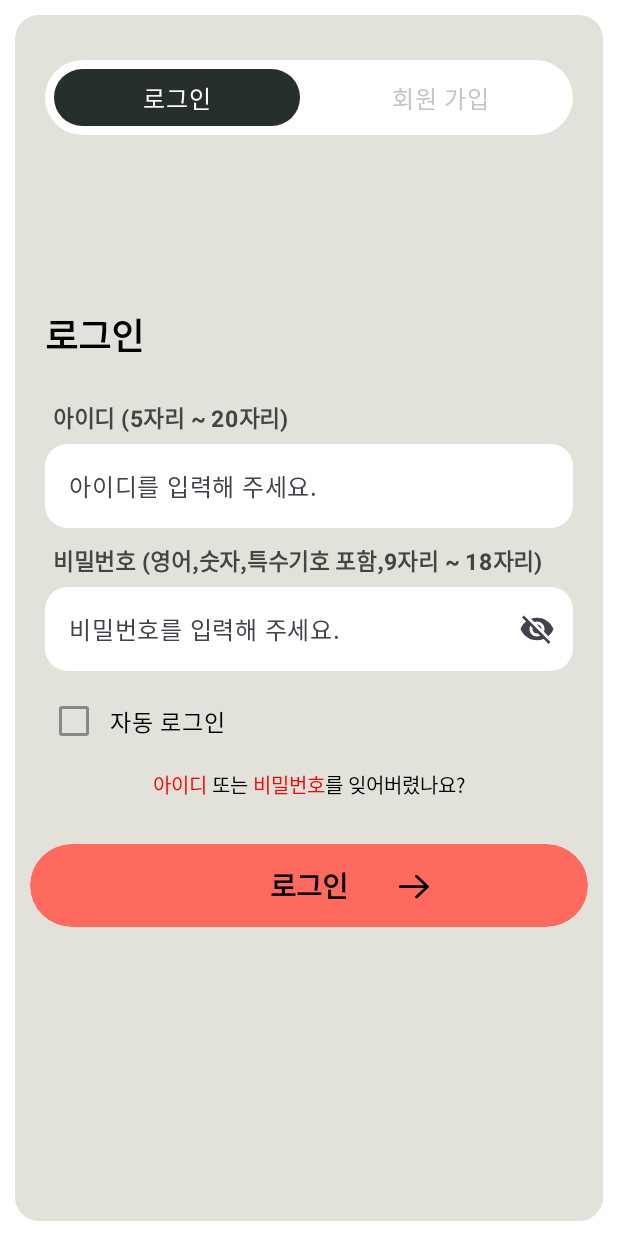
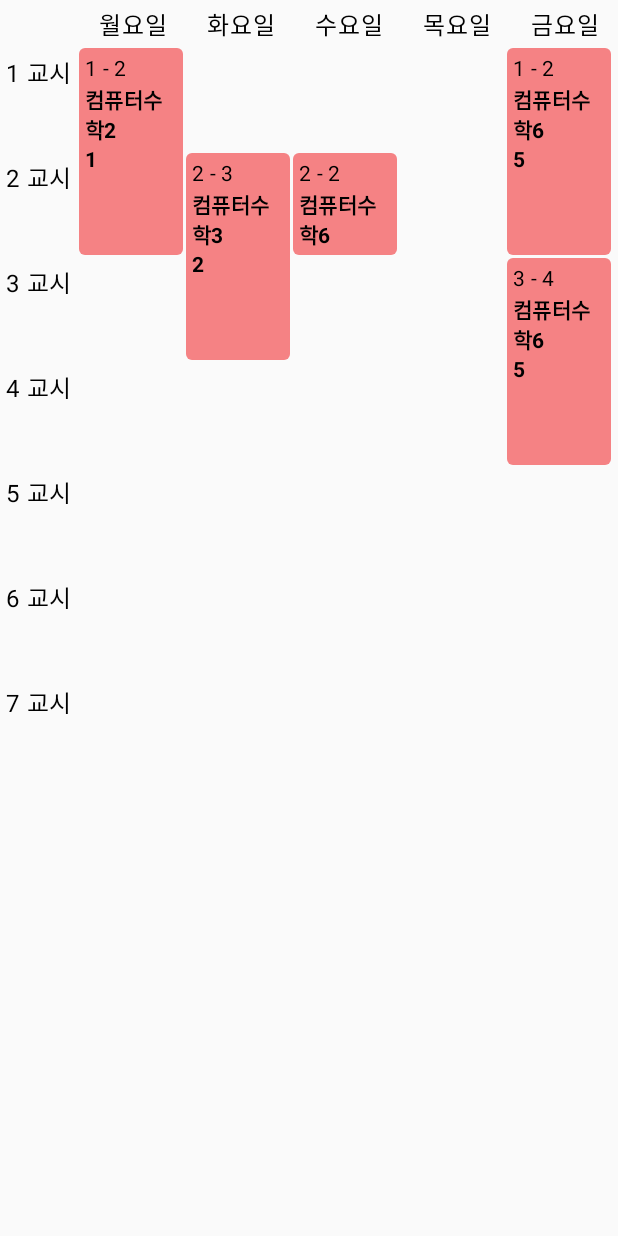
Before and after one commit to applepepsi/NextClass, an Android app built with Jetpack Compose: the screen it shows after launch (MainActivity), on a phone screen of 412 x 824 dp. Run offline under Robolectric (Android 15) with nearby library versions, the phone set to English and light mode, and no system bars; our stand-ins replace Dagger/Hilt's generated code.

Commit message:
시간표 임시 구현

```diff
--- /dev/null
+++ b/app/src/main/java/com/example/nextclass/Data/ClassData.kt
@@ -0,0 +1,15 @@
+package com.example.nextclass.Data
+
+import androidx.compose.ui.graphics.Color
+import java.time.LocalDateTime
+import java.time.LocalTime
+
+data class ClassData(
+    val className: String,
+    val teacherName:String,
+    val dayOfWeek:Int,
+    val startClassTime: Int,
+    val endClassTime: Int,
+    val credit:Int,
+    val color: Color = Color.Gray,
+)
--- /dev/null
+++ b/app/src/main/java/com/example/nextclass/Data/DayOfWeek.kt
@@ -0,0 +1,9 @@
+package com.example.nextclass.Data
+
+data class DayOfWeek(
+    val monday: String = "월",
+    val tuesday: String = "화",
+    val wednesday: String = "수",
+    val thursday: String = "목",
+    val friday: String = "금"
+)
--- a/app/src/main/java/com/example/nextclass/MainActivity.kt
+++ b/app/src/main/java/com/example/nextclass/MainActivity.kt
@@ -1,9 +1,11 @@
 package com.example.nextclass
 
+import android.os.Build
 import android.os.Bundle
 import android.util.Log
 import androidx.activity.ComponentActivity
 import androidx.activity.compose.setContent
+import androidx.annotation.RequiresApi
 import androidx.compose.foundation.layout.Arrangement
 import androidx.compose.foundation.layout.Column
 import androidx.compose.foundation.layout.Row
@@ -11,13 +13,18 @@ import androidx.compose.foundation.layout.Spacer
 import androidx.compose.foundation.layout.fillMaxSize
 import androidx.compose.foundation.layout.height
 import androidx.compose.foundation.layout.padding
+import androidx.compose.foundation.verticalScroll
 import androidx.compose.material3.Button
+import androidx.compose.material3.MaterialTheme
 import androidx.compose.material3.OutlinedTextField
 import androidx.compose.material3.Text
 import androidx.compose.material3.TextButton
 import androidx.compose.runtime.Composable
 import androidx.compose.ui.Alignment
 import androidx.compose.ui.Modifier
+import androidx.compose.ui.draw.drawBehind
+import androidx.compose.ui.geometry.Offset
+import androidx.compose.ui.graphics.Color
 import androidx.compose.ui.text.font.FontWeight
 
 import androidx.compose.ui.tooling.preview.Preview
@@ -27,18 +34,23 @@ import com.example.nextclass.ui.theme.NextClassTheme
 import com.example.nextclass.viewmodel.LoginViewModel
 import dagger.hilt.android.AndroidEntryPoint
 import androidx.compose.ui.text.input.PasswordVisualTransformation
+import com.example.nextclass.Data.ClassData
+import com.example.nextclass.appComponent.Schedule
 import com.example.nextclass.appComponent.TopNav
+import com.example.nextclass.appComponent.sampleEvents
+
 
 @AndroidEntryPoint
 class MainActivity : ComponentActivity() {
+    @RequiresApi(Build.VERSION_CODES.O)
     override fun onCreate(savedInstanceState: Bundle?) {
         super.onCreate(savedInstanceState)
 
 
         setContent {
             NextClassTheme {
-
-                Greeting()
+                Schedule(sampleEvents)
+//                Greeting()
 
             }
         }
--- /dev/null
+++ b/app/src/main/java/com/example/nextclass/appComponent/BasicEvent.kt
@@ -0,0 +1,305 @@
+package com.example.nextclass.appComponent
+
+import android.os.Build
+import androidx.annotation.RequiresApi
+import androidx.compose.foundation.background
+import androidx.compose.foundation.layout.Box
+import androidx.compose.foundation.layout.Column
+
+import androidx.compose.foundation.layout.Row
+import androidx.compose.foundation.layout.fillMaxHeight
+import androidx.compose.foundation.layout.fillMaxSize
+import androidx.compose.foundation.layout.fillMaxWidth
+import androidx.compose.foundation.layout.height
+import androidx.compose.foundation.layout.padding
+
+import androidx.compose.foundation.shape.RoundedCornerShape
+import androidx.compose.material3.MaterialTheme
+import androidx.compose.material3.Text
+import androidx.compose.runtime.Composable
+import androidx.compose.runtime.getValue
+import androidx.compose.runtime.mutableIntStateOf
+import androidx.compose.runtime.remember
+import androidx.compose.runtime.setValue
+import androidx.compose.ui.Modifier
+
+import androidx.compose.ui.graphics.Color
+import androidx.compose.ui.layout.Layout
+import androidx.compose.ui.layout.layoutId
+import androidx.compose.ui.layout.onGloballyPositioned
+import androidx.compose.ui.platform.LocalDensity
+import androidx.compose.ui.text.font.FontWeight
+import androidx.compose.ui.text.style.TextAlign
+import androidx.compose.ui.tooling.preview.Preview
+import androidx.compose.ui.tooling.preview.PreviewParameter
+import androidx.compose.ui.tooling.preview.PreviewParameterProvider
+import androidx.compose.ui.unit.Dp
+import androidx.compose.ui.unit.dp
+import com.example.nextclass.Data.ClassData
+
+import kotlin.math.roundToInt
+
+@Composable
+fun BasicEvent(
+    classData: ClassData,
+    modifier: Modifier = Modifier,
+) {
+    Column(
+        modifier = modifier
+            .fillMaxSize()
+            .padding(end = 2.dp, bottom = 2.dp)
+            .background(classData.color, shape = RoundedCornerShape(4.dp))
+            .padding(4.dp)
+    ) {
+        Text(
+            text = "${classData.startClassTime} - ${classData.endClassTime}",
+            style = MaterialTheme.typography.bodyMedium,
+        )
+
+        Text(
+            text = classData.className,
+            style = MaterialTheme.typography.bodyMedium,
+            fontWeight = FontWeight.Bold,
+        )
+        Text(
+            text = classData.dayOfWeek.toString(),
+            style = MaterialTheme.typography.bodyMedium,
+            fontWeight = FontWeight.Bold,
+        )
+    }
+}
+
+val sampleEvents = listOf(
+    ClassData(
+        "컴퓨터수학2",
+        "정보관 201호",
+        1,
+        1,
+        2,
+        3,
+        Color(0xFFF58284)
+    ),
+
+    ClassData(
+        "컴퓨터수학3",
+        "정보관 201호",
+        2,
+        2,
+        3,
+        3,
+        Color(0xFFF58284)
+    ),
+    ClassData(
+        "컴퓨터수학6",
+    "정보관 201호",
+    5,
+    3,
+    4,
+    3,
+        Color(0xFFF58284)
+    ),
+    ClassData(
+        "컴퓨터수학6",
+        "정보관 201호",
+        5,
+        1,
+        2,
+        3,
+        Color(0xFFF58284)
+    ),
+    ClassData(
+        "컴퓨터수학6",
+        "정보관 201호",
+        3,
+        2,
+        2,
+        3,
+        Color(0xFFF58284)
+    )
+)
+
+class EventsProvider : PreviewParameterProvider<ClassData> {
+    override val values = sampleEvents.asSequence()
+}
+
+@RequiresApi(Build.VERSION_CODES.O)
+@Preview(showSystemUi = true)
+@Composable
+fun EventPreview(
+    @PreviewParameter(EventsProvider::class) classData : ClassData,) {
+
+
+    MaterialTheme {
+        Schedule(sampleEvents)
+    }
+}
+
+@Composable
+fun Schedule(
+    classDatas: List<ClassData>,
+    modifier: Modifier = Modifier,
+    eventContent: @Composable (classData: ClassData) -> Unit = { BasicEvent(classData = it) },
+    minClassTime: Int = classDatas.minByOrNull(ClassData::startClassTime)!!.startClassTime,
+    maxClassTime: Int = classDatas.maxByOrNull(ClassData::endClassTime)!!.endClassTime,
+) {
+    val classTimeHeight = 70.dp
+    var sidebarWidth by remember { mutableIntStateOf(0) }
+
+    Column(modifier = modifier.fillMaxSize()) {
+        DayOfWeekHeader(
+            modifier = Modifier
+                .fillMaxWidth()
+                .padding(start = with(LocalDensity.current) { sidebarWidth.toDp() })
+        )
+
+        Row(modifier = Modifier
+//            .weight(1f)
+
+        ) {
+            ScheduleSidebar(
+                hourHeight = classTimeHeight,
+                modifier = Modifier.onGloballyPositioned { sidebarWidth = it.size.width }
+            )
+            BasicSchedule(
+                classDatas = classDatas,
+                eventContent = eventContent,
+                minClassTime = minClassTime,
+                maxClassTime = maxClassTime,
+                hourHeight = classTimeHeight,
+                modifier = Modifier.fillMaxWidth()
+
+            )
+        }
+    }
+}
+
+@Composable
+fun BasicSchedule(
+    classDatas: List<ClassData>,
+    modifier: Modifier = Modifier,
+    eventContent: @Composable (classData: ClassData) -> Unit = { BasicEvent(classData = it) },
+    minClassTime: Int = classDatas.minByOrNull(ClassData::startClassTime)!!.startClassTime,
+    maxClassTime: Int = classDatas.maxByOrNull(ClassData::endClassTime)!!.endClassTime,
+    hourHeight: Dp,
+) {
+    val totalPeriods = maxClassTime - minClassTime + 1
+    val totalDays = 5
+    val totalHourHeight=hourHeight*7
+
+    Layout(
+        content = {
+            classDatas.sortedBy(ClassData::startClassTime).forEach { classData ->
+                Box(modifier = Modifier
+                    .layoutId(classData)
+                    .fillMaxSize()
+                ) {
+                    eventContent(classData)
+                }
+            }
+        },
+        modifier = modifier
+    ) { measurables, constraints ->
+        val height = hourHeight.roundToPx() * totalPeriods
+        val width = constraints.maxWidth / totalDays
+
+        val placeablesWithEvents = measurables.map { measurable ->
+            val classData = measurable.layoutId as ClassData
+            val classDurationPeriods = (classData.endClassTime - classData.startClassTime + 1)
+            val classHeight = (classDurationPeriods * hourHeight.toPx()).roundToInt()
+
+            val placeable = measurable.measure(
+                constraints.copy(
+                    minWidth = width,
+                    maxWidth = width,
+                    minHeight = classHeight,
+                    maxHeight = classHeight
+                )
+            )
+            Pair(placeable, classData)
+        }
+
+        layout(constraints.maxWidth, height) {
+            placeablesWithEvents.forEach { (placeable, classData) ->
+                val eventOffsetPeriods = classData.startClassTime - minClassTime
+                val eventY = (eventOffsetPeriods * hourHeight.toPx()).roundToInt()
+                val eventX = (classData.dayOfWeek - 1) * width
+                placeable.place(eventX, eventY)
+            }
+        }
+    }
+}
+
+
+@Composable
+fun BasicDayHeader(
+    day: String,
+    modifier: Modifier = Modifier,
+) {
+    Text(
+        text = day,
+        textAlign = TextAlign.Center,
+        modifier = modifier
+            .fillMaxWidth()
+            .padding(4.dp)
+    )
+}
+
+@Composable
+fun DayOfWeekHeader(
+    modifier: Modifier = Modifier,
+    dayHeader: @Composable (dayOfWeek: String) -> Unit = { BasicDayHeader(day = it) },
+) {
+    val daysOfWeek = listOf("월요일", "화요일", "수요일", "목요일", "금요일")
+    Row(modifier = modifier) {
+        daysOfWeek.forEach { day ->
+            Box(modifier = Modifier.weight(1f)) {
+                dayHeader(day)
+            }
+        }
+    }
+}
+
+
+@Composable
+fun ScheduleSidebar(
+    hourHeight: Dp,
+    modifier: Modifier = Modifier,
+    label: @Composable (time: Int) -> Unit = { BasicSidebarLabel(time = it) },
+) {
+    Column(modifier = modifier) {
+
+        repeat(7) { i ->
+            Box(modifier = Modifier.height(hourHeight)
+            ) {
+                label(i+1)
+            }
+
+        }
+    }
+}
+
+@Composable
+fun BasicSidebarLabel(
+    time: Int,
+    modifier: Modifier = Modifier,
+) {
+    Text(
+        text = "$time 교시",
+        modifier = modifier
+            .fillMaxHeight()
+            .padding(4.dp)
+    )
+}
+
+
+@Preview(showBackground = true)
+@Composable
+fun ScheduleHeaderPreview() {
+    MaterialTheme {
+        BasicSchedule(
+            classDatas = sampleEvents,
+
+            hourHeight = 90.dp,
+        )
+    }
+}
--- a/app/src/main/java/com/example/nextclass/repository/TestRepository.kt
+++ b/app/src/main/java/com/example/nextclass/repository/TestRepository.kt
@@ -1,6 +1,7 @@
 package com.example.nextclass.repository
 
 import android.util.Log
+import com.example.nextclass.Data.JoinRequest
 import com.example.nextclass.Data.ServerResponse
 import com.example.oneplusone.serverConnection.RetrofitBuilder
 import kotlinx.coroutines.CoroutineScope
@@ -43,7 +44,7 @@ class TestRepository : UserInfoRepository {
         }
     }
 
-    override fun postUserJoinInfo(userJoinInfo: String,callback: (ServerResponse?) -> Unit){
+    override fun postUserJoinInfo(userJoinInfo: JoinRequest, callback: (ServerResponse?) -> Unit){
         CoroutineScope(Dispatchers.IO).launch {
             val result = try {
                 val response = RetrofitBuilder.api.postUserJoinInfo(userJoinInfo)
--- a/app/src/main/java/com/example/nextclass/repository/UserInfoRepository.kt
+++ b/app/src/main/java/com/example/nextclass/repository/UserInfoRepository.kt
@@ -1,5 +1,6 @@
 package com.example.nextclass.repository
 
+import com.example.nextclass.Data.JoinRequest
 import com.example.nextclass.Data.ServerResponse
 import okhttp3.ResponseBody
 import retrofit2.Response
@@ -13,7 +14,7 @@ interface UserInfoRepository {
 
     fun emailDuplicateCheck(email: String,callback: (ServerResponse?) -> Unit)
 
-    fun postUserJoinInfo(userJoinInfo:String,callback: (ServerResponse?)->Unit)
+    fun postUserJoinInfo(userJoinInfo: JoinRequest, callback: (ServerResponse?)->Unit)
 
     fun postUserLoginInfo(userJoinInfo: String,callback: (ServerResponse?) -> Unit)
 }
--- a/app/src/main/java/com/example/nextclass/repository/UserInfoRepositoryImpl.kt
+++ b/app/src/main/java/com/example/nextclass/repository/UserInfoRepositoryImpl.kt
@@ -1,6 +1,7 @@
 package com.example.nextclass.repository
 
 import android.util.Log
+import com.example.nextclass.Data.JoinRequest
 import com.example.nextclass.Data.ServerResponse
 import com.example.oneplusone.serverConnection.RetrofitBuilder
 import kotlinx.coroutines.CoroutineScope
@@ -58,7 +59,7 @@ class UserInfoRepositoryImpl @Inject constructor(
         }
     }
 
-    override fun postUserJoinInfo(userJoinInfo: String,callback: (ServerResponse?) -> Unit){
+    override fun postUserJoinInfo(userJoinInfo: JoinRequest, callback: (ServerResponse?) -> Unit){
         CoroutineScope(Dispatchers.IO).launch {
             val result = try {
                 val response = RetrofitBuilder.api.postUserJoinInfo(userJoinInfo)
--- a/app/src/main/java/com/example/nextclass/serverConnection/API.kt
+++ b/app/src/main/java/com/example/nextclass/serverConnection/API.kt
@@ -1,6 +1,7 @@
 package com.example.oneplusone.serverConnection
 
 
+import com.example.nextclass.Data.JoinRequest
 import com.example.nextclass.Data.ServerResponse
 import okhttp3.ResponseBody
 import retrofit2.Call
@@ -24,7 +25,7 @@ interface API {
 
 
     @POST("/api/server/postJoinForm")
-    suspend fun postUserJoinInfo(@Query("joinForm")joinInfo: String):Response<ServerResponse>
+    suspend fun postUserJoinInfo(@Query("joinForm")joinInfo: JoinRequest):Response<ServerResponse>
 
     @POST("/api/server/postJoinForm")
     suspend fun postUserLoginForm(@Query("loginInfo")loginInfo: String):Response<ServerResponse>
--- /dev/null
+++ b/app/src/main/java/com/example/nextclass/timeTableData/TimeTableParentData.kt
@@ -0,0 +1,11 @@
+package com.example.nextclass.timeTableData
+
+import androidx.compose.ui.layout.ParentDataModifier
+import androidx.compose.ui.unit.Density
+
+class TimeTableParentData(
+    val duration: Float,
+    val offset: Float
+) : ParentDataModifier {
+    override fun Density.modifyParentData(parentData: Any?) = this@TimeTableParentData
+}
--- a/app/src/main/java/com/example/nextclass/viewmodel/LoginViewModel.kt
+++ b/app/src/main/java/com/example/nextclass/viewmodel/LoginViewModel.kt
@@ -294,6 +294,12 @@ class LoginViewModel @Inject constructor(
 
     fun joinComplete(){
 
+
+//        Log.d("joinRequest", joinRequest.toString())
+
+        if(joinEmptyAndErrorCheck() && duplicateCheck() && termsCheck())
+        {
+
             val joinRequest = JoinRequest(
                 email = email.value,
                 joinId = joinId.value,
@@ -302,10 +308,11 @@ class LoginViewModel @Inject constructor(
                 name = name.value,
                 schoolName = schoolName.value,
                 entranceYear = CutEntranceYear.cutEntranceYear(entranceYear.value))
-        Log.d("joinRequest", joinRequest.toString())
 
-        if(joinEmptyAndErrorCheck() && duplicateCheck() && termsCheck())
-        {
+            userInfoRepository.postUserJoinInfo(joinRequest){ joinRequestResult->
+                Log.d("serverProductData", joinRequestResult.toString())
+
+            }
             Log.d("가입 성공",
                 "email : ${email.value}," +
                         "joinId : ${joinId.value}," +
@@ -362,4 +369,8 @@ class LoginViewModel @Inject constructor(
         return _termsCheckBoxState.value
     }
 
+
+    //아이디나 비밀번호 찾을때 어떻게 할거임?
+    //
+    //아이디 중복체크, 이메일 중복체크 데이터 타입?
 }
```
Lines whose indentation alone changed are shown as unchanged.
